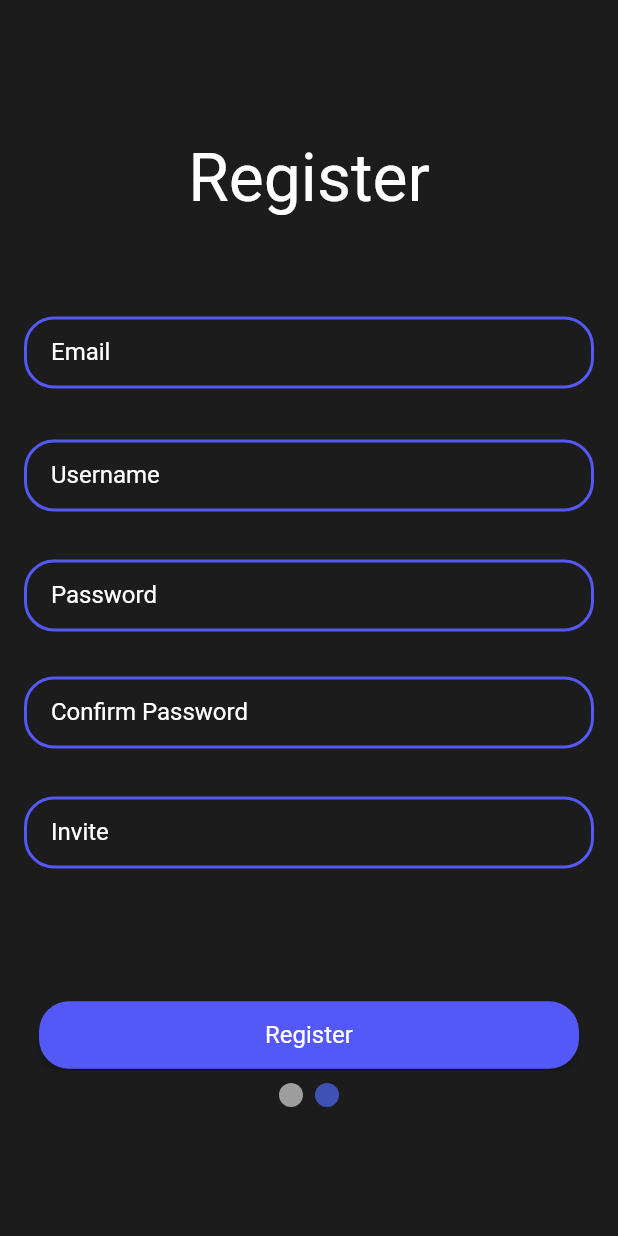
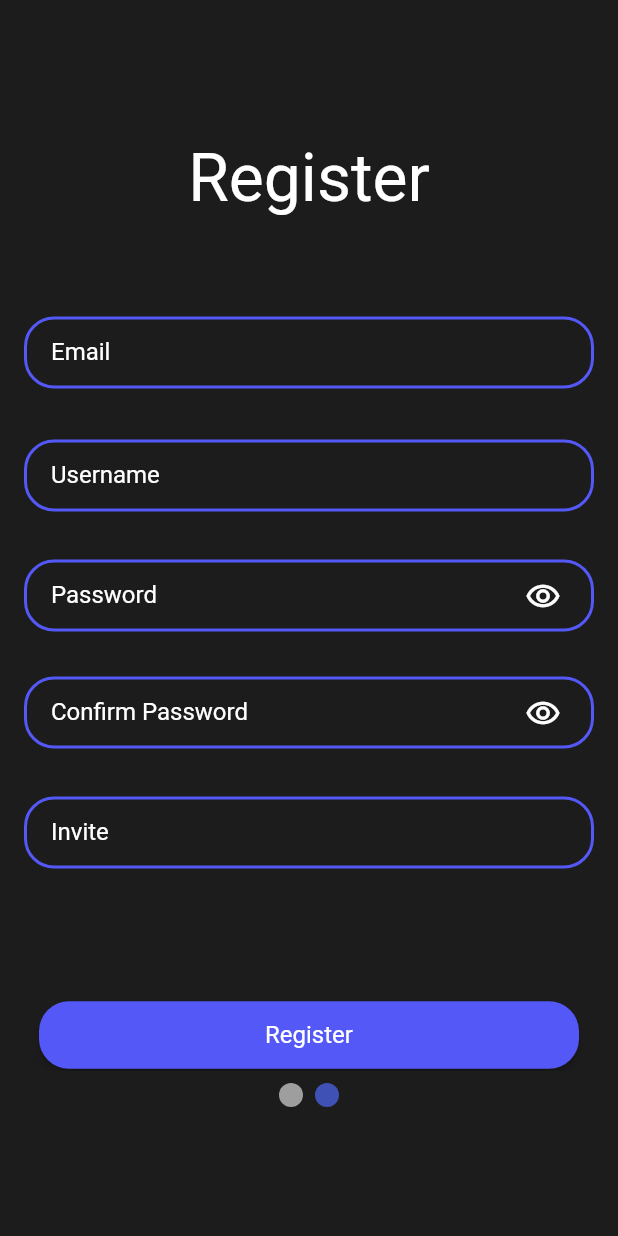
Before and after one commit to Demphait/single-house-flutter, a Flutter app: the screen it shows after launch, swiped to page 2, on a phone screen of 412 x 824 dp. Run offline on Flutter 3.47's test engine with Material 2 defaults, Android fonts, the phone set to English and light mode, and no system bars; drawn by our look-alikes of smooth_page_indicator; our stand-ins replace bloc, dio, firebase_core, firebase_crashlytics, flutter_bloc, flutter_svg and 2 more; accounts and stored records are empty.

Commit message:
feat: added visibility on/off for password textfields

```diff
--- a/lib/views/auth/auth_view.dart
+++ b/lib/views/auth/auth_view.dart
@@ -21,6 +21,7 @@ class AuthView extends StatefulWidget {
 }
 
 class _AuthViewState extends State<AuthView> {
+  bool isHidePassword = true;
   final formKey = GlobalKey<FormState>();
   final PageController _pageController = PageController();
   final TextEditingController _loginController = TextEditingController();
@@ -64,12 +65,30 @@ class _AuthViewState extends State<AuthView> {
                           validator: ValidateLogin(isRequired: true).validation,
                         ),
                         AppSpaceBox.md,
-                        AppTextField(
-                          name: 'Password',
-                          obscureText: true,
-                          textInputAction: TextInputAction.done,
-                          controller: _passwordController,
-                          validator: ValidatePassword(isRequired: true).validation,
+                        Stack(
+                          children: [
+                            AppTextField(
+                              name: 'Password',
+                              obscureText: isHidePassword,
+                              textInputAction: TextInputAction.done,
+                              controller: _passwordController,
+                              validator: ValidatePassword(isRequired: true).validation,
+                            ),
+                            Positioned(
+                              right: 10,
+                              top: 8,
+                              child: IconButton(
+                                onPressed: () {
+                                  setState(() {
+                                    isHidePassword = !isHidePassword;
+                                  });
+                                },
+                                icon: isHidePassword
+                                    ? const Icon(Icons.remove_red_eye_outlined)
+                                    : const Icon(Icons.visibility_off_outlined),
+                              ),
+                            ),
+                          ],
                         ),
                       ],
                     ),
--- a/lib/views/auth/components/register/register_component.dart
+++ b/lib/views/auth/components/register/register_component.dart
@@ -25,6 +25,7 @@ class RegisterWidget extends StatefulWidget {
 }
 
 class _RegisterWidgetState extends State<RegisterWidget> {
+  bool isHidePassword = true;
   final RegisterCubit _registerCubit = RegisterCubit();
   final formKey = GlobalKey<FormState>();
   final TextEditingController _emailController = TextEditingController();
@@ -100,12 +101,30 @@ class _RegisterWidgetState extends State<RegisterWidget> {
                     child: AppTextField(name: '1'),
                   ),
                   AppSpaceBox.md,
-                  AppTextField(
-                    name: 'Confirm Password',
-                    obscureText: true,
-                    controller: _cofirmPasswordController,
-                    validator:
-                        ValidateConfirmPass(isRequired: true, passwordController: widget.passController).validation,
+                  Stack(
+                    children: [
+                      AppTextField(
+                        name: 'Confirm Password',
+                        obscureText: isHidePassword,
+                        controller: _cofirmPasswordController,
+                        validator:
+                            ValidateConfirmPass(isRequired: true, passwordController: widget.passController).validation,
+                      ),
+                      Positioned(
+                        right: 10,
+                        top: 8,
+                        child: IconButton(
+                          onPressed: () {
+                            setState(() {
+                              isHidePassword = !isHidePassword;
+                            });
+                          },
+                          icon: isHidePassword
+                              ? const Icon(Icons.remove_red_eye_outlined)
+                              : const Icon(Icons.visibility_off_outlined),
+                        ),
+                      ),
+                    ],
                   ),
                   AppSpaceBox.md,
                   AppTextField(
```
